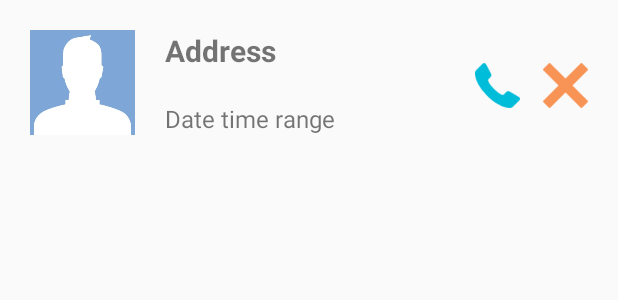
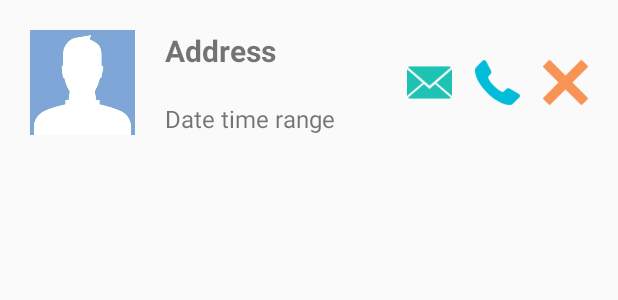
Before and after one commit to yunalee22/ParkNPay, an Android app: the layout seeker_reservation_item.xml on its own in the app's theme, with its tools: preview values and no code run, on a phone screen of 412 x 824 dp. Shown: the top 300 px of the screen. Run offline under Robolectric (Android 15) with nearby library versions, the phone set to English and light mode, and no system bars.

Commit message:
Added email to reservation item

```diff
--- a/app/src/main/res/layout/seeker_reservation_item.xml
+++ b/app/src/main/res/layout/seeker_reservation_item.xml
@@ -40,7 +40,16 @@
         android:layout_alignParentRight="true"
         android:layout_alignTop="@id/parking_spot_image"
         android:layout_marginRight="20dp"
-        android:layout_marginTop="22dp">
+        android:layout_marginTop="20dp">
+
+        <ImageView android:id="@+id/email_button"
+            android:src="@drawable/email"
+            android:adjustViewBounds="true"
+            android:maxWidth="30dp"
+            android:maxHeight="30dp"
+            android:scaleType="fitCenter"
+            android:layout_width="wrap_content"
+            android:layout_height="wrap_content" />
 
         <ImageView android:id="@+id/call_button"
             android:src="@drawable/phone"
@@ -49,7 +58,8 @@
             android:maxHeight="30dp"
             android:scaleType="fitCenter"
             android:layout_width="wrap_content"
-            android:layout_height="wrap_content" />
+            android:layout_height="wrap_content"
+            android:layout_marginLeft="15dp"/>
 
         <ImageView android:id="@+id/delete_button"
             android:src="@drawable/delete"
```
Also changed, not shown: app/src/main/java/edu/usc/parknpay/seeker/ReservationsActivity.java (+21 -1 lines), app/src/main/res/drawable/email.png (added).
